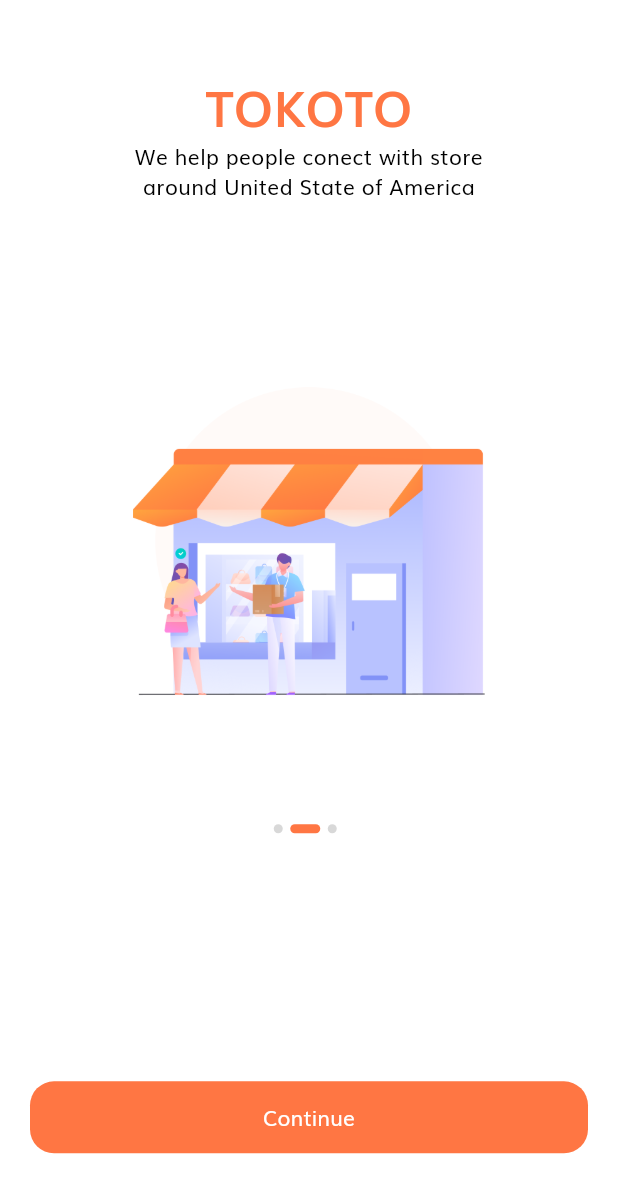
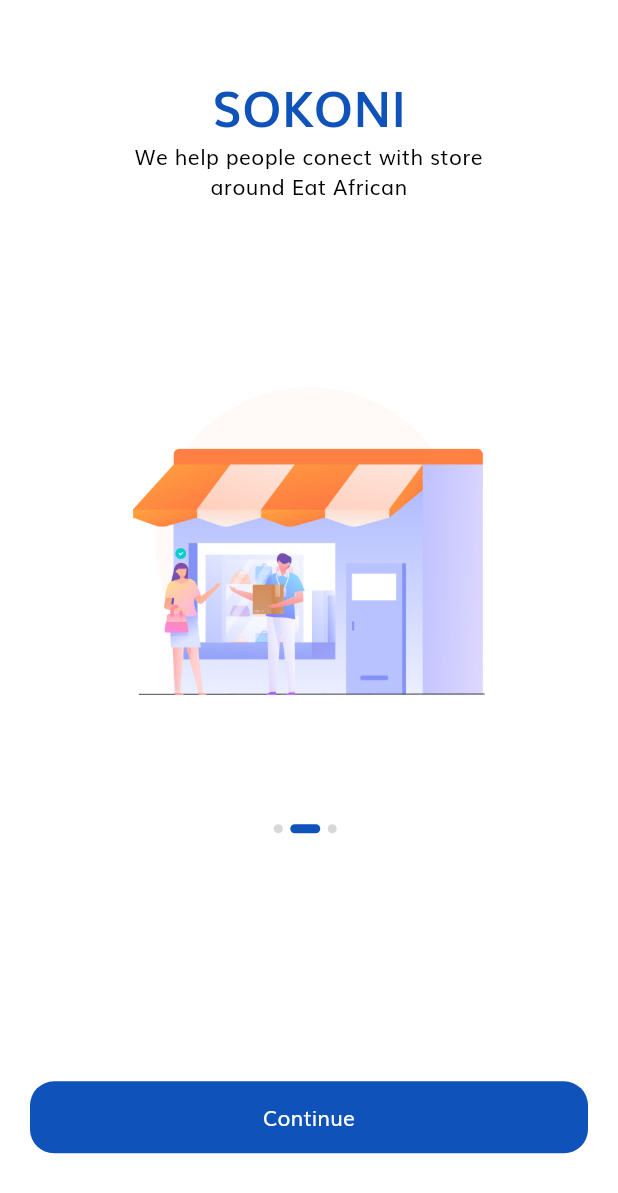
Before and after one commit to TabbyMichael/ecommerce_app, a Flutter app: the screen it shows after launch, swiped to page 2, on a phone screen of 412 x 824 dp. Shown: the top 1193 px of the screen. Run offline on Flutter 3.47's test engine with Material 3 defaults, Android fonts, the phone set to English and light mode, and no system bars; our stand-ins replace firebase_core, flutter_svg; accounts and stored records are empty.

Commit message:
Sokoni name and Color Change

```diff
--- a/lib/constants.dart
+++ b/lib/constants.dart
@@ -1,11 +1,11 @@
 import 'package:flutter/material.dart';
 
-const kPrimaryColor = Color(0xFFFF7643);
+const kPrimaryColor = Color(0xFF0F52BA);
 const kPrimaryLightColor = Color(0xFFFFECDF);
 const kPrimaryGradientColor = LinearGradient(
   begin: Alignment.topLeft,
   end: Alignment.bottomRight,
-  colors: [Color(0xFFFFA53E), Color(0xFFFF7643)],
+  colors: [Color(0xFF003366), Color(0xFF0F52BA)],
 );
 const kSecondaryColor = Color(0xFF979797);
 const kTextColor = Colors.black;
--- a/lib/screens/splash/components/splash_content.dart
+++ b/lib/screens/splash/components/splash_content.dart
@@ -21,7 +21,7 @@ class _SplashContentState extends State<SplashContent> {
       children: <Widget>[
         const Spacer(),
         const Text(
-          "TOKOTO",
+          "SOKONI",
           style: TextStyle(
             fontSize: 32,
             color: kPrimaryColor,
--- a/lib/screens/splash/splash_screen.dart
+++ b/lib/screens/splash/splash_screen.dart
@@ -1,3 +1,4 @@
+import 'package:ecommerce_app/screens/home/home_screen.dart';
 import 'package:flutter/material.dart';
 
 import '../../constants.dart';
@@ -17,12 +18,11 @@ class _SplashScreenState extends State<SplashScreen> {
   int currentPage = 0;
   List<Map<String, String>> splashData = [
     {
-      "text": "Welcome to Tokoto, Let’s shop!",
+      "text": "Welcome to Sokoni, Let’s shop!",
       "image": "assets/images/splash_1.png"
     },
     {
-      "text":
-          "We help people conect with store \naround United State of America",
+      "text": "We help people conect with store \naround Eat African",
       "image": "assets/images/splash_2.png"
     },
     {
@@ -81,7 +81,7 @@ class _SplashScreenState extends State<SplashScreen> {
                       const Spacer(flex: 3),
                       ElevatedButton(
                         onPressed: () {
-                          Navigator.pushNamed(context, SignInScreen.routeName);
+                          Navigator.pushNamed(context, HomeScreen.routeName);
                         },
                         child: const Text("Continue"),
                       ),
```
